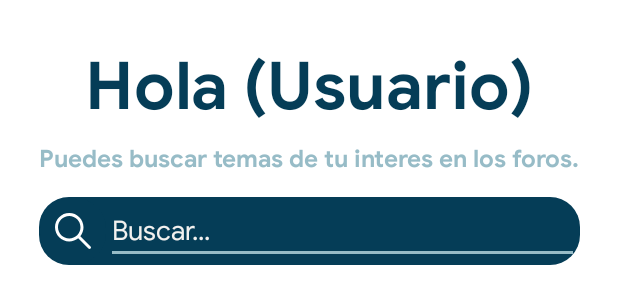
After one commit to luisanuneze/mindmatters-app, an Android app: the layout activity_forum.xml on its own in the app's theme, with its tools: preview values and no code run, on a phone screen of 412 x 824 dp. The commit adds this screen. Shown: the top 304 px of the screen. Run offline under Robolectric (Android 15) with nearby library versions, the phone set to English and light mode, and no system bars.

Commit message:
Commit de: 1. Nuevo contenido de Strings para el foro 2. Nuevos archivos .xml topicItem, forumActivity 3. Clase de fuente de datos Topics

```diff
--- /dev/null
+++ b/app/src/main/res/layout/activity_forum.xml
@@ -0,0 +1,99 @@
+<?xml version="1.0" encoding="utf-8"?>
+<androidx.constraintlayout.widget.ConstraintLayout xmlns:android="http://schemas.android.com/apk/res/android"
+    android:layout_width="match_parent"
+    android:layout_height="match_parent"
+    xmlns:app="http://schemas.android.com/apk/res-auto">
+
+    <TextView
+        android:id="@+id/tvForumWelcome"
+        android:layout_width="wrap_content"
+        android:layout_height="wrap_content"
+        app:layout_constraintBottom_toTopOf=""
+        app:layout_constraintStart_toStartOf=""
+        app:layout_constraintBottom_toBottomOf=""
+        app:layout_constraintEnd_toEndOf=""
+        app:layout_constraintLeft_toLeftOf="parent"
+        app:layout_constraintRight_toRightOf="parent"
+        app:layout_constraintTop_toTopOf="parent"
+        app:layout_constraintEnd_toStartOf=""
+        app:layout_constraintTop_toBottomOf=""
+        android:text="@string/forumWelcome"
+        android:textSize="44sp"
+        android:fontFamily="@font/googlesans_bold"
+        android:textColor="@color/navy_blue"
+        android:paddingTop="30dp"/>
+
+    <TextView
+        android:id="@+id/tvForumMessage"
+        android:layout_width="wrap_content"
+        android:layout_height="wrap_content"
+        app:layout_constraintBottom_toTopOf=""
+        app:layout_constraintStart_toStartOf="@id/tvForumWelcome"
+        app:layout_constraintBottom_toBottomOf=""
+        app:layout_constraintEnd_toEndOf="@id/tvForumWelcome"
+        app:layout_constraintLeft_toLeftOf="parent"
+        app:layout_constraintRight_toRightOf="parent"
+        app:layout_constraintTop_toTopOf=""
+        app:layout_constraintEnd_toStartOf=""
+        app:layout_constraintTop_toBottomOf="@id/tvForumWelcome"
+        android:text="@string/forumMessage"
+        android:textSize="16sp"
+        android:fontFamily="@font/googlesans_bold"
+        android:textColor="@color/teal"
+        android:paddingTop="10dp"/>
+
+    <LinearLayout
+        android:id="@+id/lySearchBox"
+        android:layout_width="0dp"
+        android:layout_height="wrap_content"
+        app:layout_constraintBottom_toTopOf=""
+        app:layout_constraintStart_toStartOf="@id/tvForumMessage"
+        app:layout_constraintBottom_toBottomOf=""
+        app:layout_constraintEnd_toEndOf="@id/tvForumMessage"
+        app:layout_constraintLeft_toLeftOf="parent"
+        app:layout_constraintRight_toRightOf="parent"
+        app:layout_constraintTop_toTopOf=""
+        app:layout_constraintEnd_toStartOf=""
+        app:layout_constraintTop_toBottomOf="@id/tvForumMessage"
+        android:layout_marginTop="15dp"
+        android:background="@drawable/corners">
+
+        <ImageButton
+            android:id="@+id/btnSearchTopic"
+            android:layout_width="wrap_content"
+            android:layout_height="wrap_content"
+            android:src="@drawable/ic_search"
+            android:background="@drawable/corners"
+            android:scaleType="centerInside"
+            android:padding="10dp"
+            android:layout_weight="0"/>
+
+        <EditText
+            android:id="@+id/etSearchTopic"
+            android:layout_width="match_parent"
+            android:layout_height="wrap_content"
+            android:hint="@string/forumHint"
+            android:textColorHint="@color/white"
+            android:textColor="@color/white"
+            android:fontFamily="@font/googlesans"
+            android:layout_weight="1"/>
+
+    </LinearLayout>
+
+    <androidx.recyclerview.widget.RecyclerView
+        android:id="@+id/rvTopics"
+        android:layout_width="0dp"
+        android:layout_height="wrap_content"
+        app:layout_constraintBottom_toTopOf=""
+        app:layout_constraintStart_toStartOf="@id/tvForumMessage"
+        app:layout_constraintBottom_toBottomOf=""
+        app:layout_constraintEnd_toEndOf="@id/tvForumMessage"
+        app:layout_constraintLeft_toLeftOf="parent"
+        app:layout_constraintRight_toRightOf="parent"
+        app:layout_constraintTop_toTopOf=""
+        app:layout_constraintEnd_toStartOf=""
+        app:layout_constraintTop_toBottomOf="@id/lySearchBox"
+        android:layout_marginTop="15dp"
+        />
+
+</androidx.constraintlayout.widget.ConstraintLayout>
--- a/app/src/main/res/values/strings.xml
+++ b/app/src/main/res/values/strings.xml
@@ -9,4 +9,10 @@
     <string name="tv_forgottenpass">Olvidé mi contraseña</string>
     <string name="mensaje_main_diario">No has añadido páginas en tu diario, añade páginas y comienza a redactar tus experiencias</string>
     <string name="bienvenido_diario">Bienvenido a tu Diario</string>
+
+    <!--FORUM ACTIVITY STRINGS-->
+    <string name="forumWelcome">Hola (Usuario)</string>
+    <string name="forumMessage">Puedes buscar temas de tu interes en los foros.</string>
+    <string name="forumHint">Buscar...</string>
+
 </resources>
```
Also changed, not shown: app/src/main/java/com/example/mindmattersapp/models/Topics.java (added, +36 -0 lines), app/src/main/res/layout/forum_item.xml (added, +53 -0 lines).
